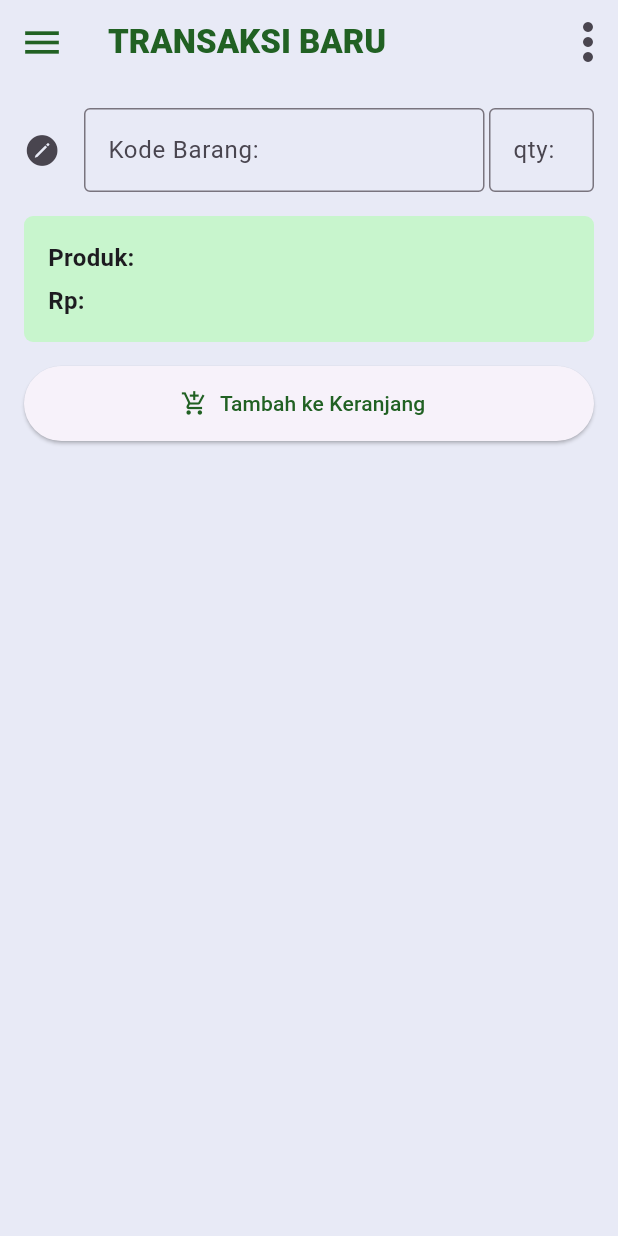
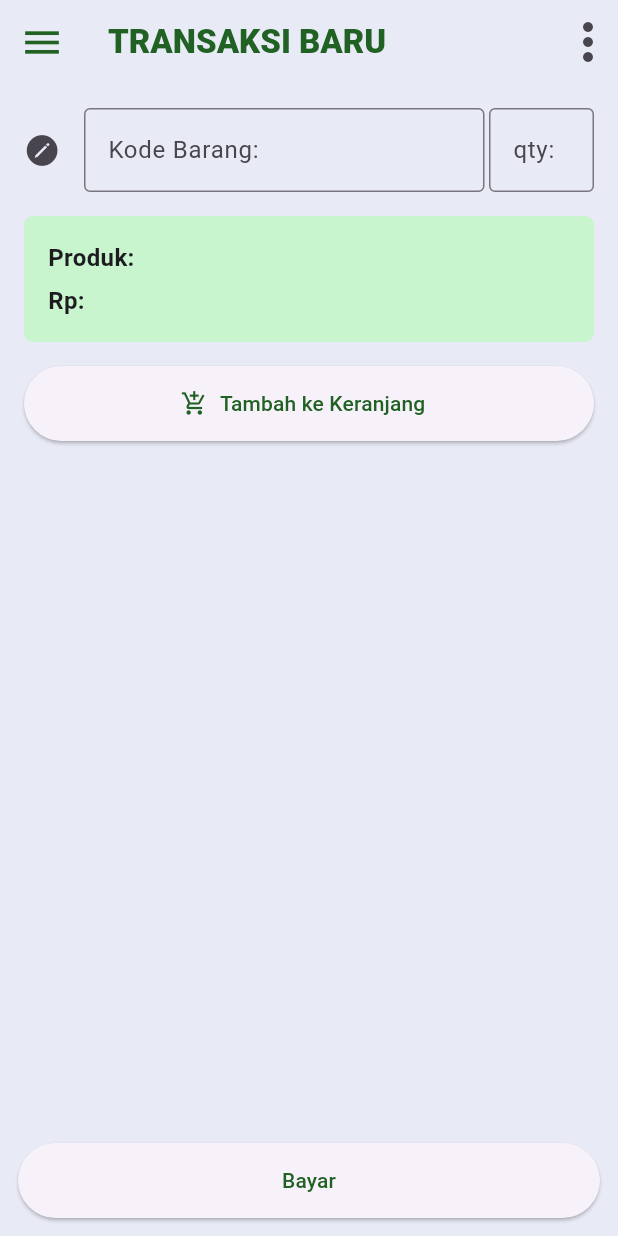
Before and after one commit to Dyral13/AppKasir, a Flutter app: the screen it shows after launch, on a phone screen of 412 x 824 dp. Run offline on Flutter 3.47's test engine with Material 3 defaults, Android fonts, the phone set to English and light mode, and no system bars.

Commit message:
Menambahkan tombol bayar dipaling bawah belum ada tugasnya

```diff
--- a/lib/main.dart
+++ b/lib/main.dart
@@ -179,6 +179,23 @@ class _KasirState extends State<Kasir> {
           ],
         ),
       ),
+      //=========================================================
+      //Tombol dibawah
+      bottomNavigationBar: SafeArea(
+        child: Padding(
+          padding: const EdgeInsets.all(12.0),
+          child: ElevatedButton(
+            onPressed: () {},
+            style: ElevatedButton.styleFrom(
+              minimumSize: const Size.fromHeight(50),
+            ),
+            child: const Text(
+              'Bayar',
+              style: TextStyle(color: Color.fromARGB(255, 33, 97, 35)),
+            ),
+          ),
+        ),
+      ),
     );
   }
 }
```
